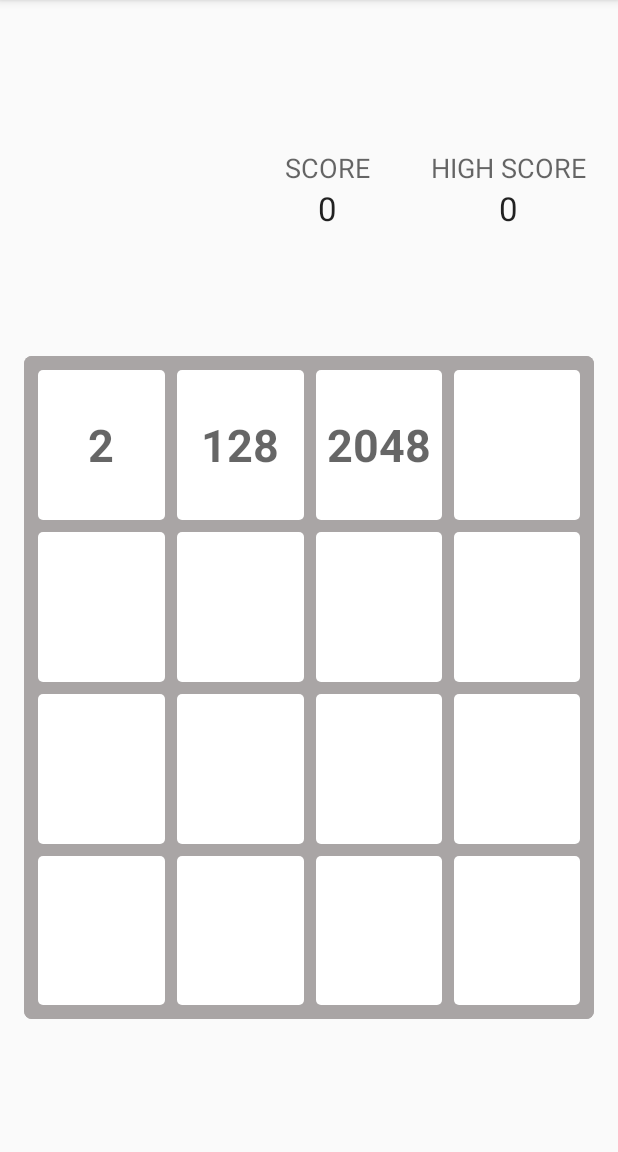
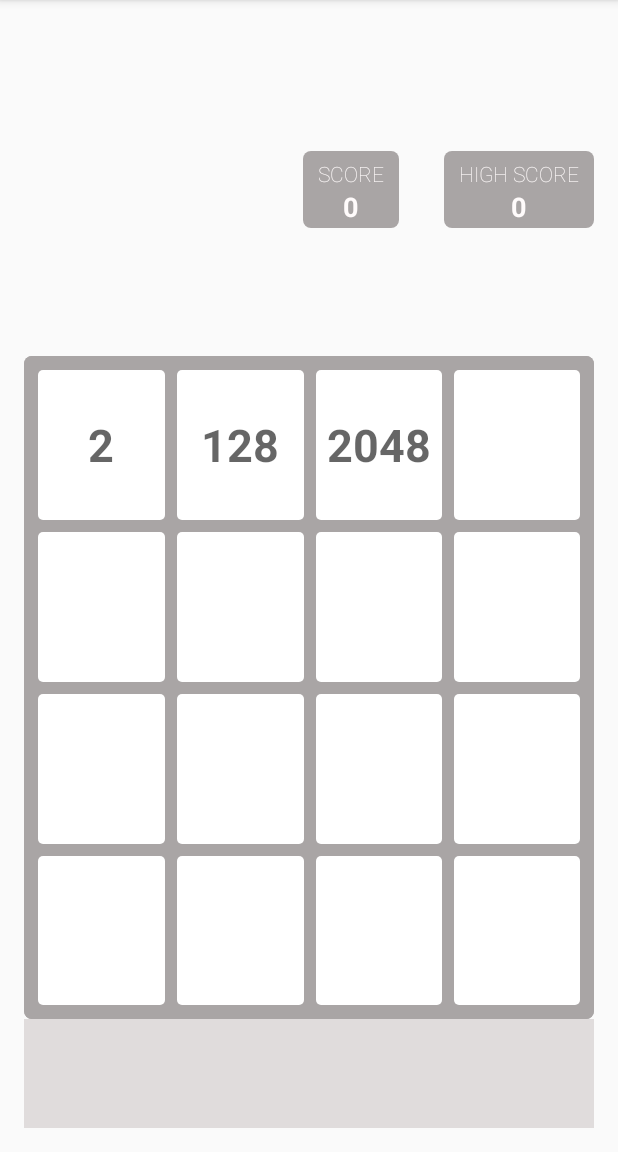
Before and after one commit to neshaev51/Copy_of_2048, an Android app: the screen it shows after launch (MainActivity), on a phone screen of 412 x 824 dp, the part 84-1236 px from its top. Run offline under Robolectric (Android 15) with nearby library versions, the phone set to English and light mode, and no system bars.

Commit message:
Since now every number has it's own color New style for Score and Total Score labels were added

```diff
--- a/app/src/main/res/layout/activity_main.xml
+++ b/app/src/main/res/layout/activity_main.xml
@@ -19,7 +19,11 @@
             android:layout_centerVertical="true"
             android:layout_toLeftOf="@+id/high_score_frame"
             android:layout_toStartOf="@+id/high_score_frame"
-            android:padding="5dp">
+            android:background="@drawable/courners"
+            android:paddingLeft="10dp"
+            android:paddingRight="10dp"
+            android:paddingTop="5dp"
+            android:paddingBottom="2dp">
 
             <TextView
                 android:layout_width="wrap_content"
@@ -27,7 +31,10 @@
                 android:textAppearance="?android:attr/textAppearanceMedium"
                 android:text="SCORE"
                 android:id="@+id/textView2"
-                android:layout_gravity="center_horizontal" />
+                android:layout_gravity="center_horizontal"
+                android:textColor="#fffbfb"
+                android:textSize="14dp"
+                android:fontFamily="sans-serif-thin" />
 
             <TextView
                 android:layout_width="wrap_content"
@@ -35,7 +42,10 @@
                 android:textAppearance="?android:attr/textAppearanceLarge"
                 android:text="64"
                 android:id="@+id/txtScore"
-                android:layout_gravity="center_horizontal" />
+                android:layout_gravity="center_horizontal"
+                android:textColor="#fffbfb"
+                android:textStyle="bold"
+                android:textSize="18dp" />
         </LinearLayout>
 
         <LinearLayout
@@ -47,14 +57,21 @@
             android:layout_alignParentRight="true"
             android:layout_alignParentEnd="true"
             android:layout_marginLeft="30dp"
-            android:padding="5dp">
+            android:background="@drawable/courners"
+            android:paddingLeft="10dp"
+            android:paddingRight="10dp"
+            android:paddingTop="5dp"
+            android:paddingBottom="2dp">
 
             <TextView
                 android:layout_width="wrap_content"
                 android:layout_height="wrap_content"
                 android:textAppearance="?android:attr/textAppearanceMedium"
                 android:text="HIGH SCORE"
-                android:id="@+id/textView3" />
+                android:id="@+id/textView3"
+                android:textColor="#fffbfb"
+                android:textSize="14dp"
+                android:fontFamily="sans-serif-thin" />
 
             <TextView
                 android:layout_width="wrap_content"
@@ -62,7 +79,10 @@
                 android:textAppearance="?android:attr/textAppearanceLarge"
                 android:text="0"
                 android:id="@+id/txtTotalScore"
-                android:layout_gravity="center_horizontal" />
+                android:layout_gravity="center_horizontal"
+                android:textColor="#fffbfb"
+                android:textStyle="bold"
+                android:textSize="18dp" />
 
         </LinearLayout>
 
@@ -161,7 +181,7 @@
                         android:textAppearance="?android:attr/textAppearanceMedium"
                         android:id="@+id/txt_cell_0_3"
                         android:gravity="center_vertical|center_horizontal"
-                        android:background="#fffbfb" />
+                        android:background="#f5f1f1" />
                 </FrameLayout>
             </LinearLayout>
 
@@ -388,6 +408,7 @@
     <FrameLayout
         android:layout_width="match_parent"
         android:layout_height="match_parent"
-        android:layout_weight="4.5"></FrameLayout>
+        android:layout_weight="4.5"
+        android:background="#e0dcdc"></FrameLayout>
 
 </LinearLayout>
```
Also changed, not shown: app/src/main/java/com/example/dmitry/game/mGameFieldAction.java (+67 -6 lines).
